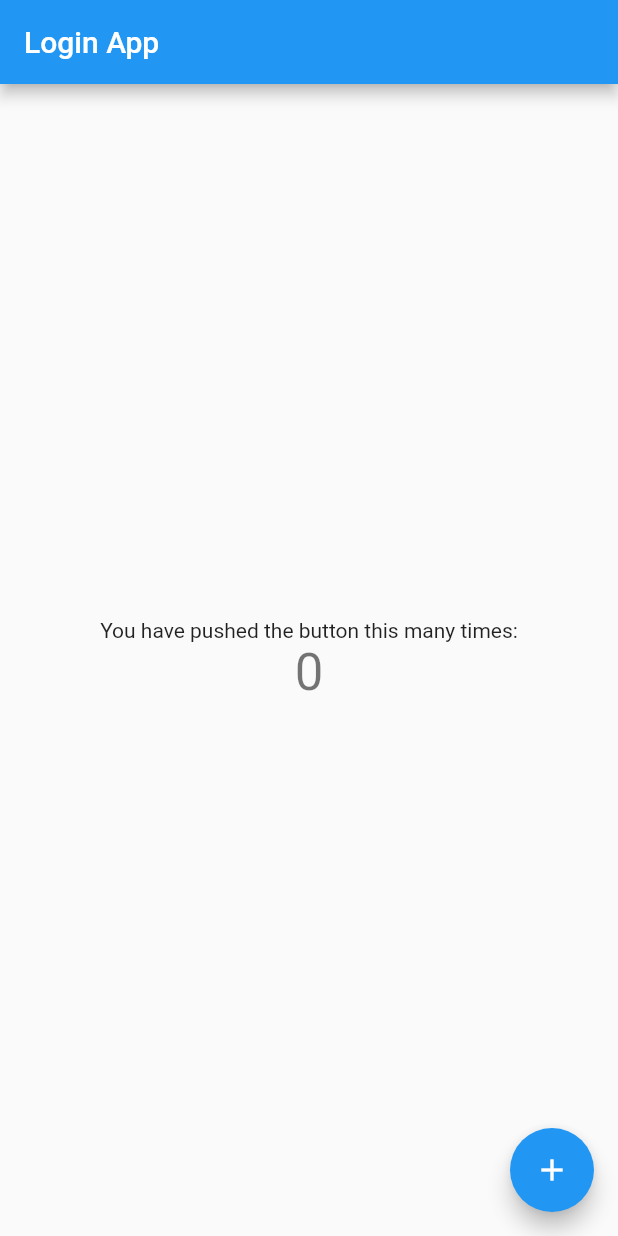
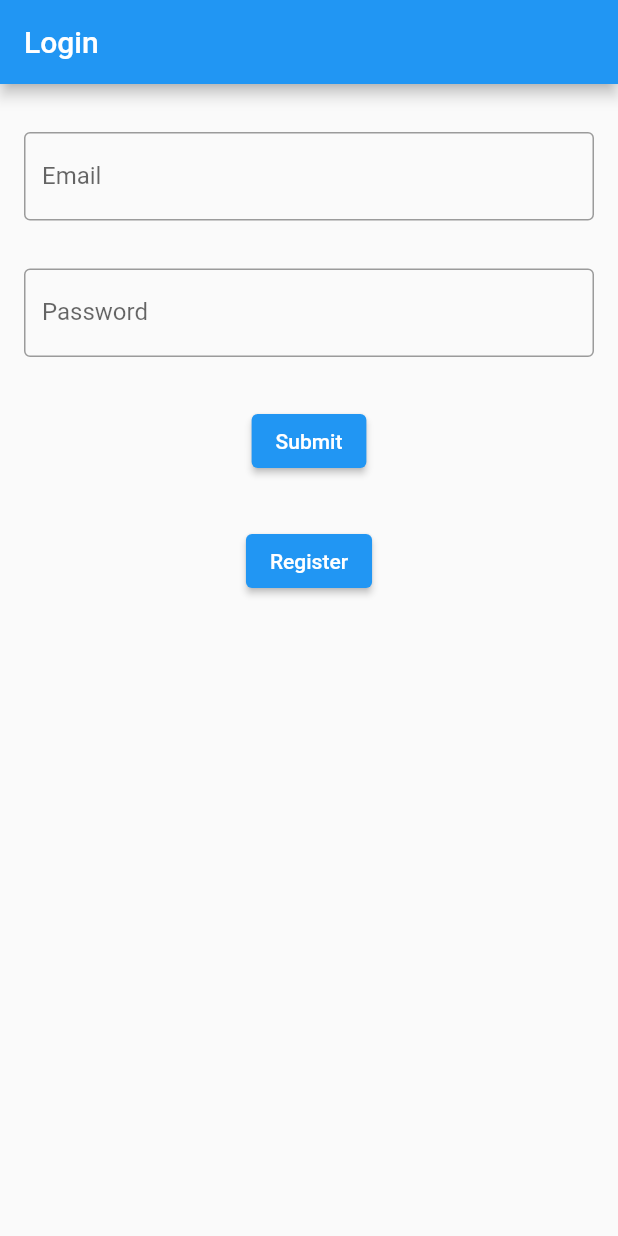
Before and after one commit to rajan315/CodeShanks, a Flutter app: the screen it shows after launch, on a phone screen of 412 x 824 dp. Run offline on Flutter 3.47's test engine with Material 2 defaults, Android fonts, the phone set to English and light mode, and no system bars.

```diff
--- a/lib/main.dart
+++ b/lib/main.dart
@@ -1,3 +1,4 @@
+// import 'package:dio/dio.dart';
 import 'package:flutter/material.dart';
 
 void main() {
@@ -11,105 +12,218 @@ class MyApp extends StatelessWidget {
   @override
   Widget build(BuildContext context) {
     return MaterialApp(
-      title: 'Flutter Demo',
+      title: 'Login',
       theme: ThemeData(
-        // This is the theme of your application.
-        //
-        // Try running your application with "flutter run". You'll see the
-        // application has a blue toolbar. Then, without quitting the app, try
-        // changing the primarySwatch below to Colors.green and then invoke
-        // "hot reload" (press "r" in the console where you ran "flutter run",
-        // or simply save your changes to "hot reload" in a Flutter IDE).
-        // Notice that the counter didn't reset back to zero; the application
-        // is not restarted.
         primarySwatch: Colors.blue,
       ),
-      home: const Login(title: 'Login App'),
+      home: const FirstPage(title: 'Login'),
     );
   }
 }
 
-class Login extends StatefulWidget {
-  const Login({super.key, required this.title});
-
-  // This widget is the home page of your application. It is stateful, meaning
-  // that it has a State object (defined below) that contains fields that affect
-  // how it looks.
-
-  // This class is the configuration for the state. It holds the values (in this
-  // case the title) provided by the parent (in this case the App widget) and
-  // used by the build method of the State. Fields in a Widget subclass are
-  // always marked "final".
+class FirstPage extends StatefulWidget {
+  const FirstPage({super.key, required this.title});
 
   final String title;
 
   @override
-  State<Login> createState() => _MyHomePageState();
+  State<FirstPage> createState() => _LoginState();
 }
 
-class _MyHomePageState extends State<Login> {
-  int _counter = 0;
-
-  void _incrementCounter() {
-    setState(() {
-      // This call to setState tells the Flutter framework that something has
-      // changed in this State, which causes it to rerun the build method below
-      // so that the display can reflect the updated values. If we changed
-      // _counter without calling setState(), then the build method would not be
-      // called again, and so nothing would appear to happen.
-      _counter++;
-    });
-  }
+class _LoginState extends State<FirstPage> {
+  final _formKey = GlobalKey<FormState>();
+  TextEditingController emailController = TextEditingController();
+  TextEditingController passwordController = TextEditingController();
 
   @override
   Widget build(BuildContext context) {
-    // This method is rerun every time setState is called, for instance as done
-    // by the _incrementCounter method above.
-    //
-    // The Flutter framework has been optimized to make rerunning build methods
-    // fast, so that you can just rebuild anything that needs updating rather
-    // than having to individually change instances of widgets.
     return Scaffold(
       appBar: AppBar(
-        // Here we take the value from the MyHomePage object that was created by
-        // the App.build method, and use it to set our appbar title.
         title: Text(widget.title),
       ),
-      body: Center(
-        // Center is a layout widget. It takes a single child and positions it
-        // in the middle of the parent.
-        child: Column(
-          // Column is also a layout widget. It takes a list of children and
-          // arranges them vertically. By default, it sizes itself to fit its
-          // children horizontally, and tries to be as tall as its parent.
-          //
-          // Invoke "debug painting" (press "p" in the console, choose the
-          // "Toggle Debug Paint" action from the Flutter Inspector in Android
-          // Studio, or the "Toggle Debug Paint" command in Visual Studio Code)
-          // to see the wireframe for each widget.
-          //
-          // Column has various properties to control how it sizes itself and
-          // how it positions its children. Here we use mainAxisAlignment to
-          // center the children vertically; the main axis here is the vertical
-          // axis because Columns are vertical (the cross axis would be
-          // horizontal).
-          mainAxisAlignment: MainAxisAlignment.center,
-          children: <Widget>[
-            const Text(
-              'You have pushed the button this many times:',
-            ),
-            Text(
-              '$_counter',
-              style: Theme.of(context).textTheme.headlineMedium,
-            ),
-          ],
+      body: Form(
+        key: _formKey,
+        child: Padding(
+          padding: const EdgeInsets.symmetric(horizontal: 8, vertical: 16),
+          child: Column(
+            crossAxisAlignment: CrossAxisAlignment.center,
+            children: [
+              Padding(
+                padding:
+                    const EdgeInsets.symmetric(horizontal: 8, vertical: 16),
+                child: TextFormField(
+                  controller: emailController,
+                  decoration: const InputDecoration(
+                      border: OutlineInputBorder(), labelText: "Email"),
+                  validator: (value) {
+                    if (value == null || value.isEmpty) {
+                      return 'Please enter your email';
+                    }
+                    return null;
+                  },
+                ),
+              ),
+              Padding(
+                padding:
+                    const EdgeInsets.symmetric(horizontal: 8, vertical: 16),
+                child: TextFormField(
+                  controller: passwordController,
+                  obscureText: true,
+                  decoration: const InputDecoration(
+                      border: OutlineInputBorder(), labelText: "Password"),
+                  validator: (value) {
+                    if (value == null || value.isEmpty) {
+                      return 'Please enter your password';
+                    }
+                    return null;
+                  },
+                ),
+              ),
+              Padding(
+                padding:
+                    const EdgeInsets.symmetric(horizontal: 8, vertical: 16.0),
+                child: Center(
+                  child: ElevatedButton(
+                    onPressed: () {
+                      if (_formKey.currentState!.validate()) {
+                        // Navigate the user to the Home page
+                      } else {
+                        ScaffoldMessenger.of(context).showSnackBar(
+                          const SnackBar(content: Text('Please fill input')),
+                        );
+                      }
+                    },
+                    child: const Text('Submit'),
+                  ),
+                ),
+              ),
+              Padding(
+                padding:
+                    const EdgeInsets.symmetric(horizontal: 8, vertical: 16.0),
+                child: Center(
+                  child: ElevatedButton(
+                    onPressed: () {
+                      Navigator.push(context,
+                          MaterialPageRoute(builder: (context) {
+                        return const SecondPage(title: 'Registration');
+                      }));
+                    },
+                    child: const Text('Register'),
+                  ),
+                ),
+              ),
+            ],
+          ),
         ),
       ),
-      floatingActionButton: FloatingActionButton(
-        onPressed: _incrementCounter,
-        tooltip: 'Increment',
-        child: const Icon(Icons.add),
-      ), // This trailing comma makes auto-formatting nicer for build methods.
     );
   }
 }
+
+class SecondPage extends StatefulWidget {
+  const SecondPage({super.key, required this.title});
+
+  final String title;
+
+  @override
+  State<SecondPage> createState() => _RegisterState();
+}
+
+class _RegisterState extends State<SecondPage> {
+  final _formKey = GlobalKey<FormState>();
+  TextEditingController emailController = TextEditingController();
+  TextEditingController passwordController = TextEditingController();
+
+  @override
+  Widget build(BuildContext context) {
+    return Scaffold(
+      appBar: AppBar(
+        title: Text(widget.title),
+      ),
+      body: Form(
+        key: _formKey,
+        child: Padding(
+          padding: const EdgeInsets.symmetric(horizontal: 8, vertical: 16),
+          child: Column(
+            crossAxisAlignment: CrossAxisAlignment.center,
+            children: [
+              Padding(
+                  padding:
+                      const EdgeInsets.symmetric(horizontal: 8, vertical: 16),
+                  child: TextFormField(
+                    decoration: const InputDecoration(
+                        border: OutlineInputBorder(), labelText: "Full Name"),
+                    validator: (value) {
+                      if (value == null || value.isEmpty) {
+                        return 'Please enter your name';
+                      }
+                      return null;
+                    },
+                  )),
+              Padding(
+                  padding:
+                      const EdgeInsets.symmetric(horizontal: 8, vertical: 16),
+                  child: TextFormField(
+                    controller: emailController,
+                    decoration: const InputDecoration(
+                        border: OutlineInputBorder(), labelText: "Email"),
+                    validator: (value) {
+                      if (value == null || value.isEmpty) {
+                        return 'Please enter your email';
+                      }
+                      return null;
+                    },
+                  )),
+              Padding(
+                padding:
+                    const EdgeInsets.symmetric(horizontal: 8, vertical: 16),
+                child: TextFormField(
+                  controller: passwordController,
+                  obscureText: true,
+                  decoration: const InputDecoration(
+                      border: OutlineInputBorder(), labelText: "Password"),
+                  validator: (value) {
+                    if (value == null || value.isEmpty) {
+                      return 'Please enter your password';
+                    }
+                    return null;
+                  },
+                ),
+              ),
+              Padding(
+                padding:
+                    const EdgeInsets.symmetric(horizontal: 8, vertical: 16.0),
+                child: Center(
+                  child: ElevatedButton(
+                    onPressed: () {
+                      if (_formKey.currentState!.validate()) {
+                        // Navigate the user to the Home page
+                      } else {
+                        ScaffoldMessenger.of(context).showSnackBar(
+                          const SnackBar(content: Text('Please fill input')),
+                        );
+                      }
+                    },
+                    child: const Text('Submit'),
+                  ),
+                ),
+              ),
+              Padding(
+                padding:
+                    const EdgeInsets.symmetric(horizontal: 8, vertical: 16.0),
+                child: Center(
+                  child: ElevatedButton(
+                    onPressed: () {
+                      Navigator.pop(context, "Login");
+                    },
+                    child: const Text('Login'),
+                  ),
+                ),
+              )
+            ],
+          ),
+        ),
+      ),
+    );
+  }
+}
--- a/pubspec.yaml
+++ b/pubspec.yaml
@@ -35,6 +35,7 @@ dependencies:
   # The following adds the Cupertino Icons font to your application.
   # Use with the CupertinoIcons class for iOS style icons.
   cupertino_icons: ^1.0.2
+  dio: ^5.1.1
 
 dev_dependencies:
   flutter_test:
```
Also changed, not shown: lib/x.dart (added), pubspec.lock.
